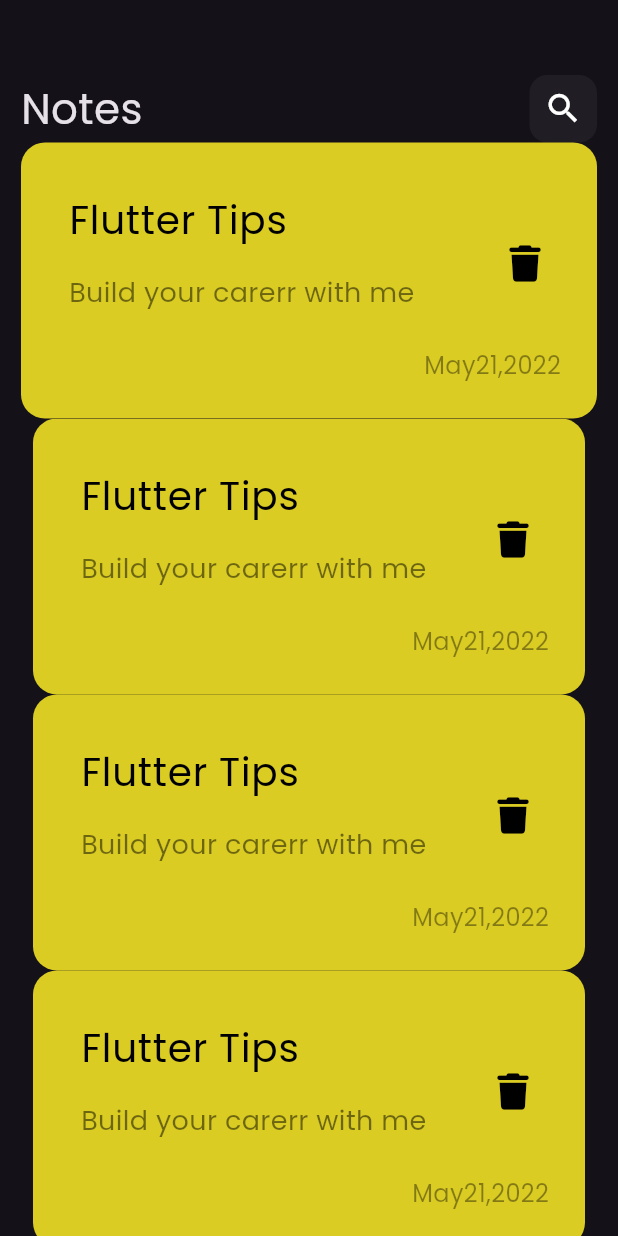
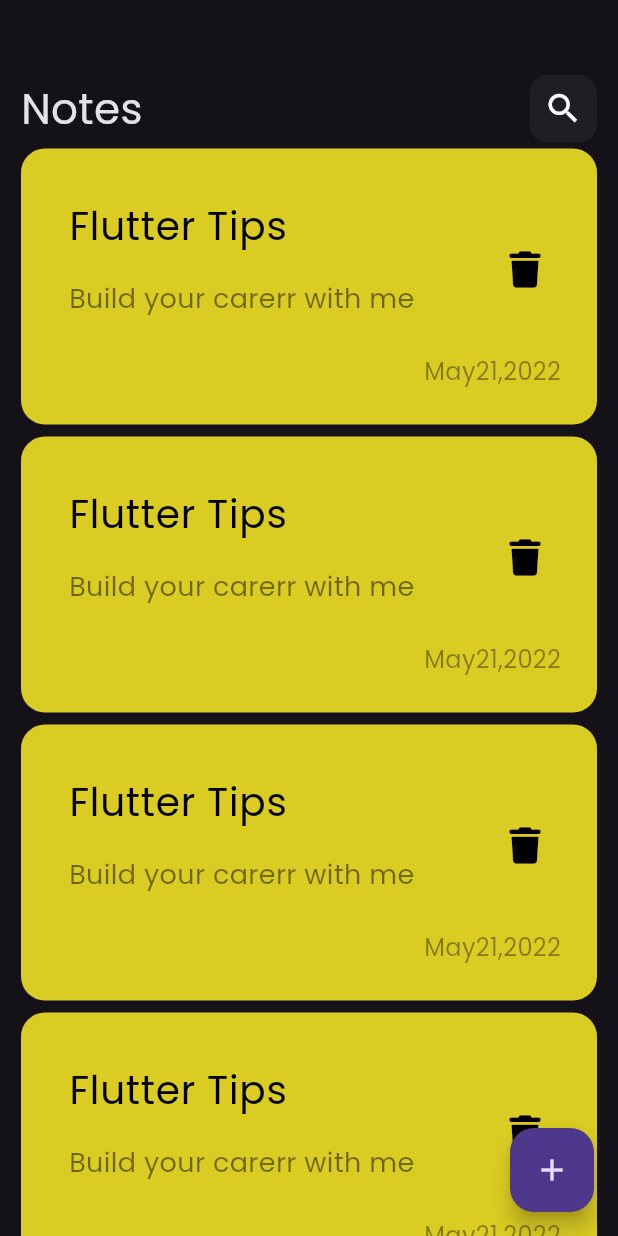
Before and after one commit to gerges46/note_app, a Flutter app: the screen it shows after launch, on a phone screen of 412 x 824 dp. Run offline on Flutter 3.47's test engine with Material 3 defaults, Android fonts, the phone set to English and light mode, and no system bars; our stand-ins replace font_awesome_flutter.

Commit message:
add floatingActionButton

```diff
--- a/lib/views/notes_view.dart
+++ b/lib/views/notes_view.dart
@@ -7,7 +7,8 @@ class NotesView extends StatelessWidget {
   @override
   Widget build(BuildContext context) {
     return Scaffold(
-body: NotesViewBody(),
+      floatingActionButton: FloatingActionButton(onPressed: () {},child: const Icon(Icons.add),),
+      body: const NotesViewBody(),
     );
   }
 }
--- a/lib/views/widgets/note_list_view.dart
+++ b/lib/views/widgets/note_list_view.dart
@@ -9,7 +9,7 @@ class ListViewItem extends StatelessWidget {
   Widget build(BuildContext context) {
     return ListView.builder(itemBuilder: (context, index) {
       return const Padding(
-        padding: EdgeInsets.symmetric(horizontal: 8),
+        padding: EdgeInsets.symmetric(vertical: 4),
         child: NoteItem(),
       );
     });
--- a/lib/views/widgets/notes_view_body.dart
+++ b/lib/views/widgets/notes_view_body.dart
@@ -17,7 +17,7 @@ class NotesViewBody extends StatelessWidget {
             height: 50,
           ),
           CustomAppbar(),
-          NoteItem(),
+        //  NoteItem(),
           Expanded(child: ListViewItem()),
         ],
       ),
```
